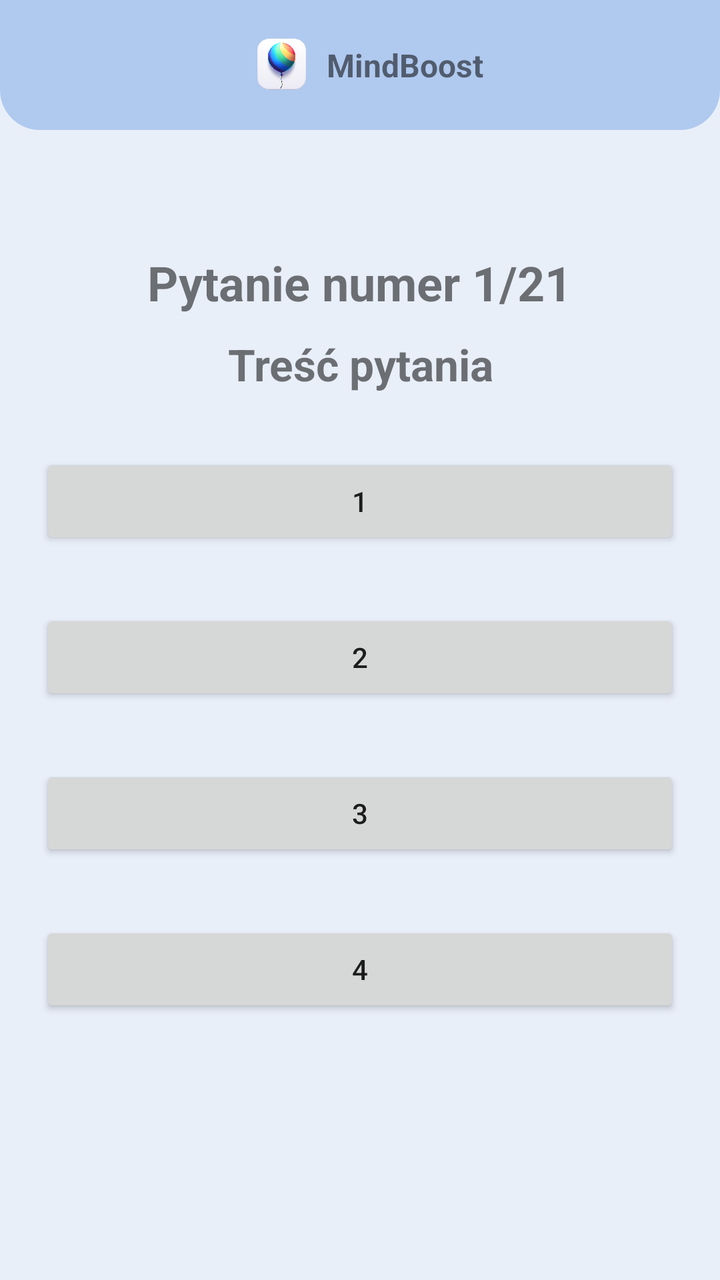
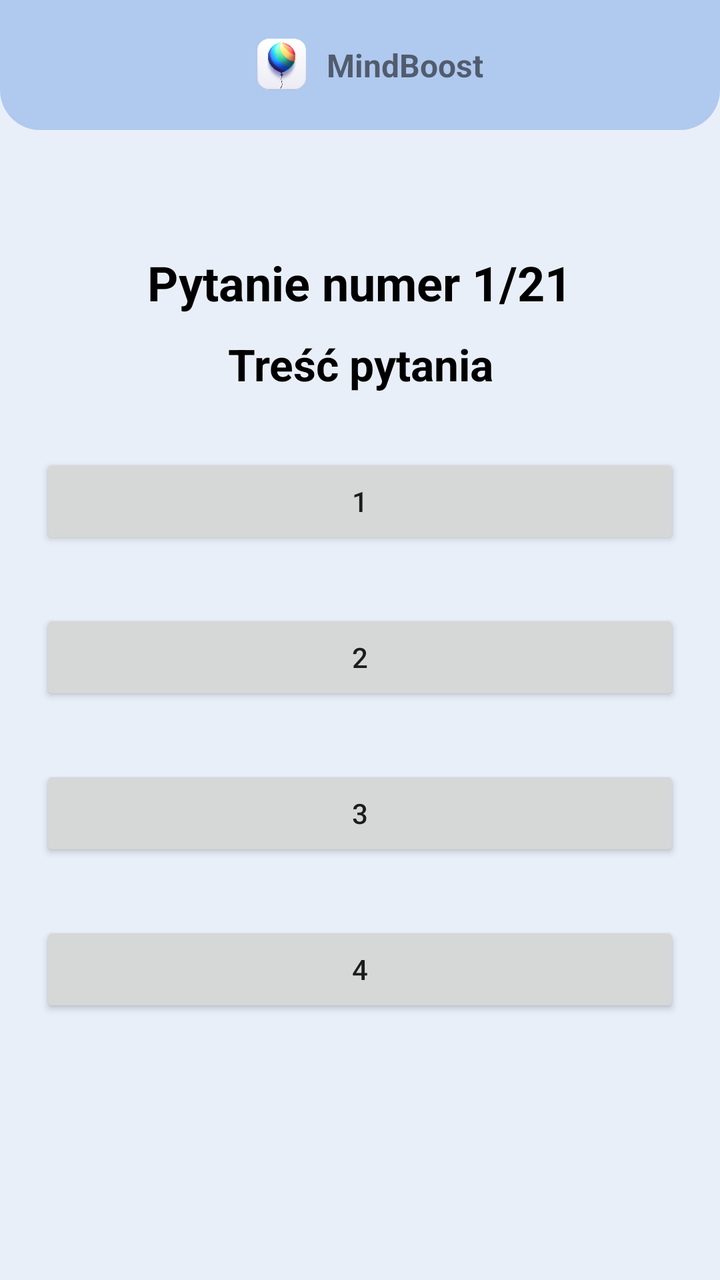

Two renders of the same Android screen: before a commit and after it. Below are the layout's source before the change and the commit's diff.
<!-- AndroidManifest.xml: application theme Theme.AppCompat.Light.NoActionBar -->
<!-- res/layout/activity_beck_questions_test.xml -->
<?xml version="1.0" encoding="utf-8"?>
<androidx.constraintlayout.widget.ConstraintLayout xmlns:android="http://schemas.android.com/apk/res/android"
    xmlns:app="http://schemas.android.com/apk/res-auto"
    xmlns:tools="http://schemas.android.com/tools"
    android:layout_width="match_parent"
    android:layout_height="match_parent"
    android:gravity="center"
    android:orientation="vertical"
    android:background="#E9EFF9"
    tools:context=".BeckQuestionsTest">

    <RelativeLayout
        android:layout_width="match_parent"
        android:layout_height="wrap_content"
        android:id="@+id/logo"
        android:background="@drawable/rectangle2"
        app:layout_constraintEnd_toEndOf="parent"
        app:layout_constraintStart_toStartOf="parent"
        app:layout_constraintTop_toTopOf="parent"
        android:layout_centerInParent="true">

        <RelativeLayout
            android:layout_width="wrap_content"
            android:layout_height="wrap_content"
            android:layout_centerInParent="true">

            <ImageView
                android:id="@+id/logoImageView"
                android:layout_width="45dp"
                android:layout_height="45dp"
                android:src="@drawable/app_logo" />

            <TextView
                android:id="@+id/appName"
                android:layout_width="wrap_content"
                android:layout_height="wrap_content"
                android:text="MindBoost"
                android:textStyle="bold"
                android:textSize="16sp"
                android:layout_centerVertical="true"
                android:layout_toRightOf="@id/logoImageView" />
        </RelativeLayout>
    </RelativeLayout>

    <RelativeLayout
        android:layout_width="match_parent"
        android:layout_height="wrap_content"
        app:layout_constraintEnd_toEndOf="parent"
        app:layout_constraintStart_toStartOf="parent"
        app:layout_constraintTop_toBottomOf="@id/logo"
        android:layout_centerInParent="true">

        <RelativeLayout
            android:id="@+id/relativeLayout"
            android:layout_width="wrap_content"
            android:layout_height="wrap_content"
            android:layout_centerHorizontal="true"
            android:layout_marginTop="50dp"

            >

            <TextView
                android:id="@+id/question"
                android:layout_width="wrap_content"
                android:layout_height="wrap_content"
                android:text="Pytanie numer "
                android:layout_marginTop="20dp"
                android:textStyle="bold"
                android:textSize="24sp"
                android:layout_centerVertical="true" />

            <TextView
                android:id="@+id/questionNumber"
                android:layout_width="wrap_content"
                android:layout_height="wrap_content"
                android:text="1"
                android:textStyle="bold"
                android:textSize="24sp"
                android:layout_centerVertical="true"
                android:layout_toRightOf="@id/question" />
            <TextView
                android:id="@+id/questionNumber2"
                android:layout_width="wrap_content"
                android:layout_height="wrap_content"
                android:text="/21"
                android:textStyle="bold"
                android:textSize="24sp"
                android:layout_centerVertical="true"
                android:layout_toRightOf="@id/questionNumber" />
        </RelativeLayout>

        <TextView
            android:id="@+id/questionContent"
            android:layout_width="wrap_content"
            android:layout_height="wrap_content"
            android:text="Treść pytania"
            android:textStyle="bold"
            android:textSize="22sp"
            android:gravity="center"
            android:layout_marginLeft="20dp"
            android:layout_marginRight="20dp"
            android:layout_below="@id/relativeLayout"
            android:layout_centerHorizontal="true" />
        <Button
            android:id="@+id/btn1"
            android:layout_width="match_parent"
            android:layout_height="wrap_content"
            android:layout_marginTop="30dp"
            android:layout_below="@id/questionContent"
            android:layout_marginLeft="20dp"
            android:layout_marginRight="20dp"
            android:text="1"/>
        <Button
            android:id="@+id/btn2"
            android:layout_width="match_parent"
            android:layout_height="wrap_content"
            android:layout_marginTop="30dp"
            android:layout_below="@id/btn1"
            android:layout_marginLeft="20dp"
            android:layout_marginRight="20dp"
            android:text="2"/>
        <Button
            android:id="@+id/btn3"
            android:layout_width="match_parent"
            android:layout_height="wrap_content"
            android:layout_marginTop="30dp"
            android:layout_below="@id/btn2"
            android:layout_marginLeft="20dp"
            android:layout_marginRight="20dp"
            android:text="3"/>
        <Button
            android:id="@+id/btn4"
            android:layout_width="match_parent"
            android:layout_height="wrap_content"
            android:layout_marginTop="30dp"
            android:layout_below="@id/btn3"
            android:layout_marginLeft="20dp"
            android:layout_marginRight="20dp"
            android:text="4"/>
    </RelativeLayout>


</androidx.constraintlayout.widget.ConstraintLayout>
<!-- resources referenced by this layout -->
<resources>
  <!-- drawable app_logo: png bitmap (drawable, 267549 bytes) -->
  <!-- drawable rectangle2 (drawable) -->
  <?xml version="1.0" encoding="utf-8"?>
  <shape xmlns:android="http://schemas.android.com/apk/res/android" android:id="@+id/listview_background_shape">
      <padding android:left="10dp"
          android:top="10dp"
          android:right="10dp"
          android:bottom="10dp" />
      <corners android:radius="1dp" android:topLeftRadius="0dp" android:topRightRadius="0dp" android:bottomLeftRadius="20dp" android:bottomRightRadius="20dp"/>
      <solid android:color="#B0C9EF" />
  </shape>
</resources>

<!-- the commit's change to res/layout/activity_beck_questions_test.xml (unified diff, before → after) -->
@@ -65,6 +65,7 @@
                 android:layout_height="wrap_content"
                 android:text="Pytanie numer "
                 android:layout_marginTop="20dp"
+                android:textColor="@color/black"
                 android:textStyle="bold"
                 android:textSize="24sp"
                 android:layout_centerVertical="true" />
@@ -72,6 +73,7 @@
             <TextView
                 android:id="@+id/questionNumber"
                 android:layout_width="wrap_content"
+                android:textColor="@color/black"
                 android:layout_height="wrap_content"
                 android:text="1"
                 android:textStyle="bold"
@@ -83,6 +85,7 @@
                 android:layout_width="wrap_content"
                 android:layout_height="wrap_content"
                 android:text="/21"
+                android:textColor="@color/black"
                 android:textStyle="bold"
                 android:textSize="24sp"
                 android:layout_centerVertical="true"
@@ -98,6 +101,7 @@
             android:textSize="22sp"
             android:gravity="center"
             android:layout_marginLeft="20dp"
+            android:textColor="@color/black"
             android:layout_marginRight="20dp"
             android:layout_below="@id/relativeLayout"
             android:layout_centerHorizontal="true" />
<!-- resource entries referenced after the edit -->
@@ -1,5 +1,6 @@
 <!-- resources referenced by this layout -->
 <resources>
+  <color name="black">#FF000000</color>
   <!-- drawable app_logo: png bitmap (drawable, 267549 bytes) -->
   <!-- drawable rectangle2 (drawable) -->
   <?xml version="1.0" encoding="utf-8"?>
